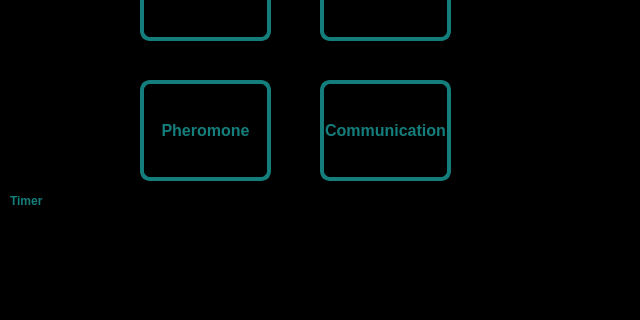
Before: the Qt Designer form viewers/main_menu.ui in XuelongSun/VColCOSP_GUI, drawn with Qt 5; both pictures show x 0 to 640 and y 160 to 480 of the 640 by 480 pixel window.
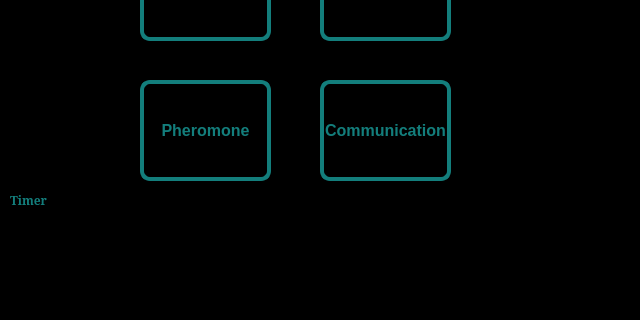
After: the same form once the commit is applied.

What changed in the file:
```diff
--- a/viewers/main_menu.ui
+++ b/viewers/main_menu.ui
@@ -163,6 +163,8 @@
    </property>
    <property name="font">
     <font>
+     <family>SimSun</family>
+     <pointsize>9</pointsize>
      <weight>75</weight>
      <bold>true</bold>
     </font>
```
Left out of the diff: 12 changed lines with no effect on the pictures.
